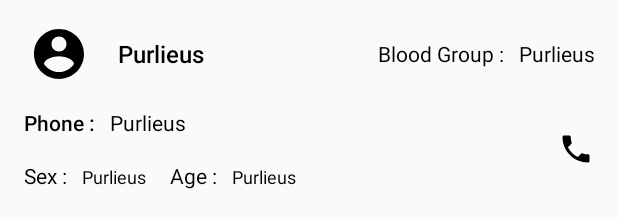
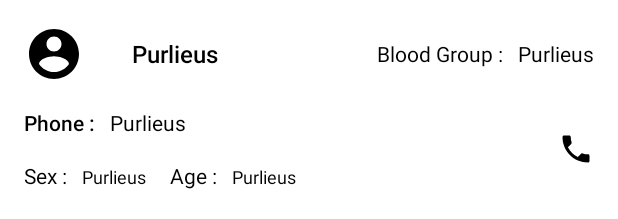
Before and after one commit to gvinod07/TechTatva16, an Android app: the layout item_seeker.xml on its own in the app's theme, with its tools: preview values and no code run, on a phone screen of 412 x 824 dp. Shown: the top 219 px of the screen. Run offline under Robolectric (Android 15) with nearby library versions, the phone set to English and light mode, and no system bars.

Commit message:
Seek and Donate Button Functional, Seek Layout Fixed

```diff
--- a/app/src/main/res/layout/fragment_donate.xml
+++ b/app/src/main/res/layout/fragment_donate.xml
@@ -6,6 +6,7 @@
     android:layout_height="match_parent">
 
     <LinearLayout
+        android:id="@+id/donate_tab"
         android:layout_width="match_parent"
         android:layout_height="match_parent"
         android:orientation="vertical">
@@ -130,6 +131,7 @@
             android:padding="@dimen/padding_default">
 
             <android.support.v7.widget.AppCompatButton
+                android:id="@+id/donateButton"
                 android:layout_width="match_parent"
                 android:layout_height="wrap_content"
                 android:text="@string/donate"
--- a/app/src/main/res/layout/item_seeker.xml
+++ b/app/src/main/res/layout/item_seeker.xml
@@ -4,26 +4,24 @@
     android:orientation="vertical"
     android:layout_width="match_parent"
     android:layout_height="wrap_content"
+    android:background="@color/white"
+    android:layout_marginBottom="@dimen/padding_half"
     android:paddingBottom="@dimen/padding_default"
     android:paddingTop="@dimen/padding_default">
 
 
-    <LinearLayout
+    <RelativeLayout
         android:layout_width="match_parent"
-        android:layout_height="wrap_content"
-        android:orientation="horizontal">
-
-        <LinearLayout
-            android:layout_width="match_parent"
-            android:layout_height="wrap_content"
-            android:orientation="horizontal"
-            android:layout_weight="1">
+        android:layout_height="wrap_content">
 
         <ImageView
+            android:id="@+id/item_seeker_image_view"
             android:layout_width="40dp"
             android:layout_height="40dp"
-                android:layout_weight="0.25"
+            android:layout_marginLeft="@dimen/padding_default"
+            android:layout_marginStart="@dimen/padding_default"
             android:src="@drawable/ic_profile"
+            android:layout_centerVertical="true"
             />
 
         <TextView
@@ -34,18 +32,12 @@
             android:fontFamily="sans-serif-medium"
             android:textColor="@color/black"
             android:textSize="@dimen/typography_title"
-                android:layout_gravity="center_vertical"
-                android:layout_weight="0.75"
+            android:layout_toRightOf="@id/item_seeker_image_view"
+            android:layout_toEndOf="@id/item_seeker_image_view"
+            android:layout_marginLeft="@dimen/padding_2x"
+            android:layout_marginStart="@dimen/padding_2x"
+            android:layout_centerVertical="true"
             />
-        </LinearLayout>
-        <TextView
-            android:layout_width="wrap_content"
-            android:layout_height="wrap_content"
-            tools:text="@string/blood_group"
-            android:fontFamily="sans-serif"
-            android:textColor="@color/black"
-            android:textSize="@dimen/typography_subheading"
-            android:layout_gravity="center_vertical"/>
 
         <TextView
             android:id="@+id/blood_group_type_item"
@@ -55,12 +47,23 @@
             android:fontFamily="sans-serif"
             android:textColor="@color/black"
             android:textSize="@dimen/typography_subheading"
-            android:layout_weight="0.000002"
             android:paddingLeft="10dp"
             android:paddingRight="@dimen/padding_default"
-            android:layout_gravity="center_vertical"/>
+            android:layout_centerVertical="true"
+            android:layout_alignParentEnd="true"
+            android:layout_alignParentRight="true"/>
 
-    </LinearLayout>
+        <TextView
+            android:layout_toLeftOf="@id/blood_group_type_item"
+            android:layout_toStartOf="@id/blood_group_type_item"
+            android:layout_width="wrap_content"
+            android:layout_height="wrap_content"
+            android:text="@string/blood_group"
+            android:fontFamily="sans-serif"
+            android:textColor="@color/black"
+            android:textSize="@dimen/typography_subheading"
+            android:layout_centerVertical="true"/>
+    </RelativeLayout>
 
     <LinearLayout
         android:layout_width="match_parent"
@@ -74,8 +77,7 @@
             <LinearLayout
                 android:layout_width="match_parent"
                 android:layout_height="wrap_content"
-                android:orientation="horizontal"
-                >
+                android:orientation="horizontal">
 
                 <TextView
                     android:layout_width="wrap_content"
@@ -109,7 +111,7 @@
                 <TextView
                     android:layout_width="wrap_content"
                     android:layout_height="wrap_content"
-                    tools:text="@string/sex"
+                    android:text="@string/sex"
                     android:fontFamily="sans-serif"
                     android:textColor="@color/black"
                     android:textSize="@dimen/typography_subheading"
@@ -133,7 +135,7 @@
                 <TextView
                     android:layout_width="wrap_content"
                     android:layout_height="wrap_content"
-                    tools:text="@string/age"
+                    android:text="@string/age"
                     android:fontFamily="sans-serif"
                     android:textColor="@color/black"
                     android:textSize="@dimen/typography_subheading" />
--- a/app/src/main/res/layout/item_seeker_urgent.xml
+++ b/app/src/main/res/layout/item_seeker_urgent.xml
@@ -47,7 +47,7 @@
             <TextView
                 android:layout_width="wrap_content"
                 android:layout_height="wrap_content"
-                tools:text="@string/blood_group"
+                android:text="@string/blood_group"
                 android:fontFamily="sans-serif"
                 android:textColor="@color/black"
                 android:textSize="@dimen/typography_subheading"
@@ -115,7 +115,7 @@
                     <TextView
                         android:layout_width="wrap_content"
                         android:layout_height="wrap_content"
-                        tools:text="@string/sex"
+                        android:text="@string/sex"
                         android:fontFamily="sans-serif"
                         android:textColor="@color/black"
                         android:textSize="@dimen/typography_subheading"
@@ -139,7 +139,7 @@
                     <TextView
                         android:layout_width="wrap_content"
                         android:layout_height="wrap_content"
-                        tools:text="@string/age"
+                        android:text="@string/age"
                         android:fontFamily="sans-serif"
                         android:textColor="@color/black"
                         android:textSize="@dimen/typography_subheading" />
```
Also changed, not shown: app/src/main/java/com/purlieus/purlieus/adapters/DonorAdapter.java (+7 -5 lines), app/src/main/java/com/purlieus/purlieus/adapters/SeekAdapter.java (+4 -4 lines), app/src/main/java/com/purlieus/purlieus/fragments/DonateFragment.java (+42 -1 lines), app/src/main/java/com/purlieus/purlieus/fragments/SeekFragment.java (+50 -5 lines). Lines whose indentation alone changed are shown as unchanged.
